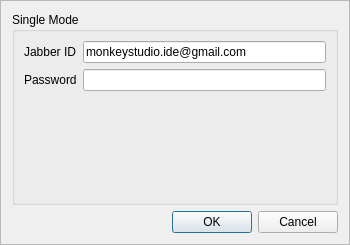
The window that src/gui/kSingleWidget.ui (pasnox/kiess) describes before a commit, drawn with Qt 5.
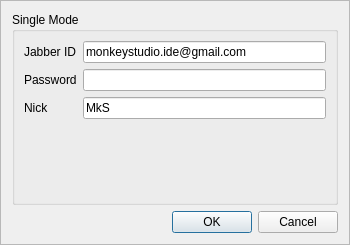
The same window after the commit. Custom widgets are drawn as their Qt base class.

What changed in the file:
```diff
--- a/src/gui/kSingleWidget.ui
+++ b/src/gui/kSingleWidget.ui
@@ -53,6 +53,20 @@
         </property>
        </widget>
       </item>
+      <item row="2" column="0" >
+       <widget class="QLabel" name="lPassword_2" >
+        <property name="text" >
+         <string>Nick</string>
+        </property>
+       </widget>
+      </item>
+      <item row="2" column="1" >
+       <widget class="QLineEdit" name="leNick" >
+        <property name="text" >
+         <string>MkS</string>
+        </property>
+       </widget>
+      </item>
      </layout>
     </widget>
    </item>
```
